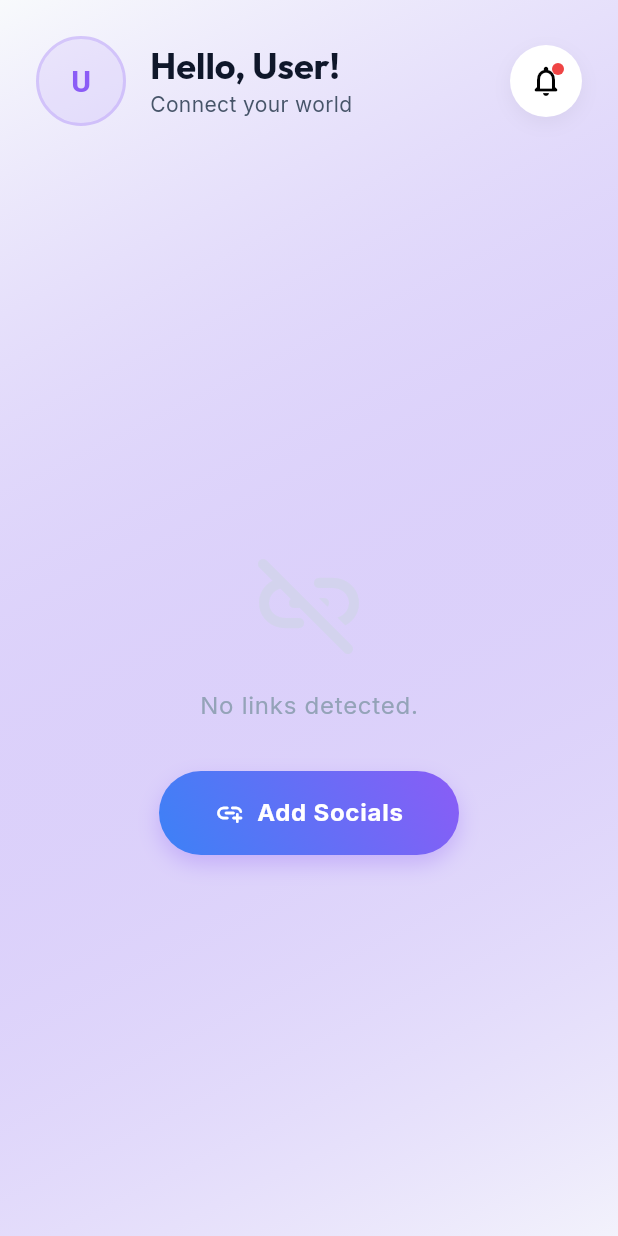
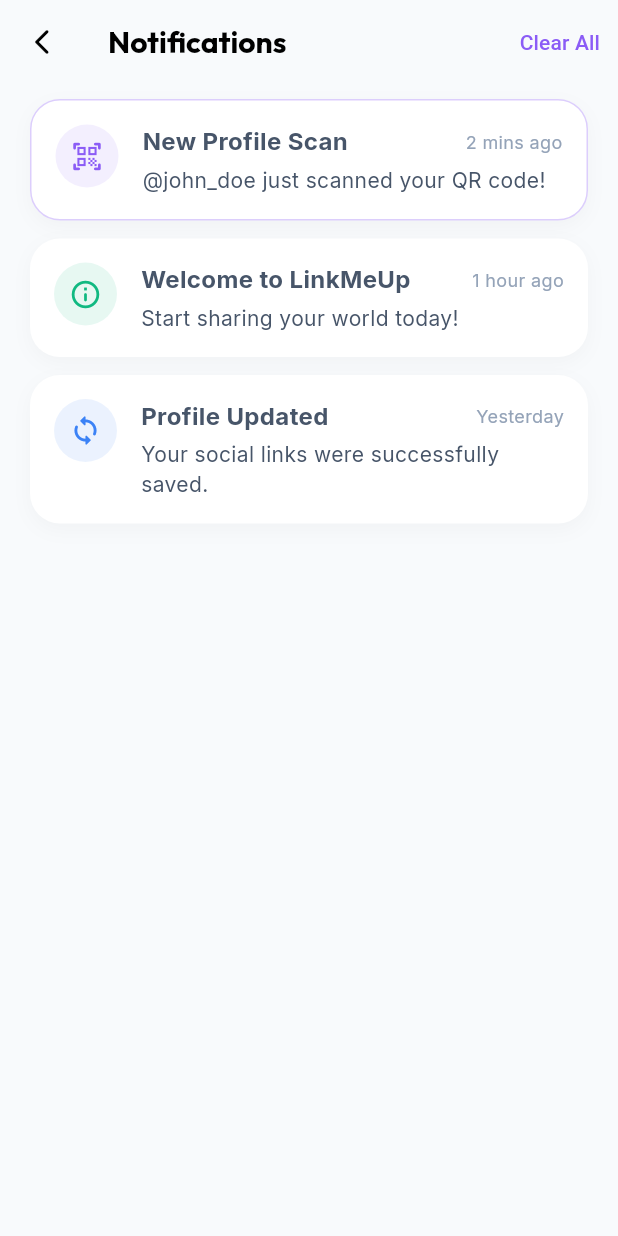
Before and after one commit to Ugarba202/linkme_up, a Flutter app: the DashboardScreen screen opened by its route, after a tap on the "notifications none" icon, on a phone screen of 412 x 824 dp. Run offline on Flutter 3.47's test engine with Material 3 defaults, Android fonts, the phone set to English and light mode, and no system bars; drawn by our look-alikes of flutter_animate; our stand-ins replace country_picker, flutter_riverpod, font_awesome_flutter, go_router, google_fonts, image_picker and 2 more; missing offline and left inert: mobile_scanner.

Commit message:
add notification screens

```diff
--- a/lib/presentation/screens/dashboard/dashboard_screen.dart
+++ b/lib/presentation/screens/dashboard/dashboard_screen.dart
@@ -196,7 +196,7 @@ class _DashboardScreenState extends ConsumerState<DashboardScreen> {
                     ],
                   ),
                   child: IconButton(
-                    onPressed: () {},
+                    onPressed: () => context.push('/notifications'),
                     icon: Stack(
                       children: [
                         const Icon(Icons.notifications_none_rounded),
--- /dev/null
+++ b/lib/presentation/screens/notifications/notifications_screen.dart
@@ -0,0 +1,178 @@
+import 'package:flutter/material.dart';
+import 'package:go_router/go_router.dart';
+import 'package:flutter_animate/flutter_animate.dart';
+
+import '../../../core/themes/app_colors.dart';
+
+
+class NotificationsScreen extends StatelessWidget {
+  const NotificationsScreen({super.key});
+
+  @override
+  Widget build(BuildContext context) {
+    final isDark = Theme.of(context).brightness == Brightness.dark;
+
+    // Mock Notifications Data
+    final List<Map<String, dynamic>> notifications = [
+      {
+        'title': 'New Profile Scan',
+        'message': '@john_doe just scanned your QR code!',
+        'time': '2 mins ago',
+        'type': 'scan',
+        'isUnread': true,
+      },
+      {
+        'title': 'Welcome to LinkMeUp',
+        'message': 'Start sharing your world today!',
+        'time': '1 hour ago',
+        'type': 'system',
+        'isUnread': false,
+      },
+      {
+        'title': 'Profile Updated',
+        'message': 'Your social links were successfully saved.',
+        'time': 'Yesterday',
+        'type': 'update',
+        'isUnread': false,
+      },
+    ];
+
+    return Scaffold(
+      backgroundColor: Theme.of(context).scaffoldBackgroundColor,
+      appBar: AppBar(
+        title: const Text("Notifications", style: TextStyle(fontWeight: FontWeight.bold)),
+        leading: IconButton(
+          onPressed: () => context.pop(),
+          icon: const Icon(Icons.arrow_back_ios_new_rounded, size: 20),
+        ),
+        actions: [
+          TextButton(
+            onPressed: () {},
+            child: const Text("Clear All", style: TextStyle(color: AppColors.primaryPurple)),
+          ),
+        ],
+        backgroundColor: Colors.transparent,
+      ),
+      body: notifications.isEmpty
+          ? _buildEmptyState(context)
+          : ListView.separated(
+              padding: const EdgeInsets.symmetric(horizontal: 20, vertical: 10),
+              itemCount: notifications.length,
+              separatorBuilder: (context, index) => const SizedBox(height: 12),
+              itemBuilder: (context, index) {
+                final item = notifications[index];
+                return _NotificationTile(item: item, isDark: isDark)
+                    .animate(delay: (100 * index).ms)
+                    .fadeIn(duration: 400.ms)
+                    .slideX(begin: 0.1, end: 0);
+              },
+            ),
+    );
+  }
+
+  Widget _buildEmptyState(BuildContext context) {
+    return Center(
+      child: Column(
+        mainAxisAlignment: MainAxisAlignment.center,
+        children: [
+          Icon(
+            Icons.notifications_none_rounded,
+            size: 80,
+            color: AppColors.gray300.withValues(alpha: 0.5),
+          ),
+          const SizedBox(height: 16),
+          Text(
+            "No notifications yet",
+            style: Theme.of(context).textTheme.bodyLarge?.copyWith(
+                  color: AppColors.textMuted,
+                ),
+          ),
+        ],
+      ),
+    );
+  }
+}
+
+class _NotificationTile extends StatelessWidget {
+  final Map<String, dynamic> item;
+  final bool isDark;
+
+  const _NotificationTile({required this.item, required this.isDark});
+
+  @override
+  Widget build(BuildContext context) {
+    IconData icon;
+    Color iconColor;
+
+    switch (item['type']) {
+      case 'scan':
+        icon = Icons.qr_code_scanner_rounded;
+        iconColor = AppColors.primaryPurple;
+        break;
+      case 'update':
+        icon = Icons.sync_rounded;
+        iconColor = AppColors.primaryBlue;
+        break;
+      default:
+        icon = Icons.info_outline_rounded;
+        iconColor = AppColors.success;
+    }
+
+    return Container(
+      padding: const EdgeInsets.all(16),
+      decoration: BoxDecoration(
+        color: isDark ? AppColors.darkSurface : Colors.white,
+        borderRadius: BorderRadius.circular(20),
+        boxShadow: [
+          BoxShadow(
+            color: Colors.black.withValues(alpha: 0.03),
+            blurRadius: 10,
+            offset: const Offset(0, 4),
+          ),
+        ],
+        border: item['isUnread']
+            ? Border.all(color: AppColors.primaryPurple.withValues(alpha: 0.3), width: 1)
+            : null,
+      ),
+      child: Row(
+        crossAxisAlignment: CrossAxisAlignment.start,
+        children: [
+          Container(
+            padding: const EdgeInsets.all(10),
+            decoration: BoxDecoration(
+              color: iconColor.withValues(alpha: 0.1),
+              shape: BoxShape.circle,
+            ),
+            child: Icon(icon, color: iconColor, size: 22),
+          ),
+          const SizedBox(width: 16),
+          Expanded(
+            child: Column(
+              crossAxisAlignment: CrossAxisAlignment.start,
+              children: [
+                Row(
+                  mainAxisAlignment: MainAxisAlignment.spaceBetween,
+                  children: [
+                    Text(
+                      item['title'],
+                      style: const TextStyle(fontWeight: FontWeight.bold, fontSize: 16),
+                    ),
+                    Text(
+                      item['time'],
+                      style: const TextStyle(color: AppColors.textMuted, fontSize: 12),
+                    ),
+                  ],
+                ),
+                const SizedBox(height: 4),
+                Text(
+                  item['message'],
+                  style: const TextStyle(color: AppColors.textSecondary, fontSize: 14),
+                ),
+              ],
+            ),
+          ),
+        ],
+      ),
+    );
+  }
+}
--- a/lib/presentation/screens/qr/scanner_screen.dart
+++ b/lib/presentation/screens/qr/scanner_screen.dart
@@ -34,13 +34,16 @@ class _ScannerScreenState extends State<ScannerScreen> {
               for (final barcode in barcodes) {
                 if (barcode.rawValue != null) {
                   controller.stop();
-                  ScaffoldMessenger.of(context).showSnackBar(
-                    SnackBar(
-                      content: Text("Found: ${barcode.rawValue}"),
-                      backgroundColor: AppColors.primaryPurple,
-                    ),
-                  );
-                  context.pop();
+                  final String code = barcode.rawValue!;
+
+                  // Simple logic: extract username from linkmeup urls
+                  String username = 'user';
+                  if (code.contains('linkmeup.ugarba/')) {
+                    username = code.split('/').last;
+                  }
+
+                  // Navigate to external profile
+                  context.pushReplacement('/profile/$username');
                   break;
                 }
               }
```
Also changed, not shown: lib/presentation/routes/app_router.dart (+78 -0 lines), lib/presentation/screens/auth/phone_screen.dart (+6 -29 lines), lib/presentation/screens/onboarding/onboarding_screen.dart (+6 -22 lines), lib/presentation/screens/profile/external_profile_screen.dart (added, +251 -0 lines), lib/presentation/screens/profile/profile_landing_screen.dart (added, +139 -0 lines).
